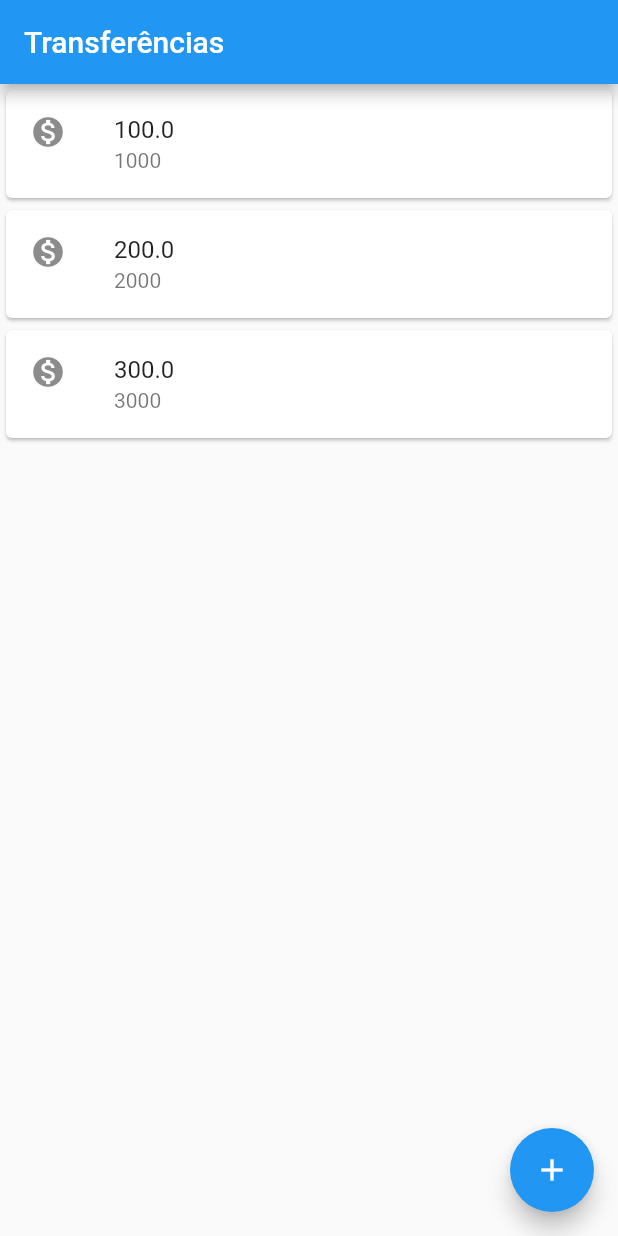
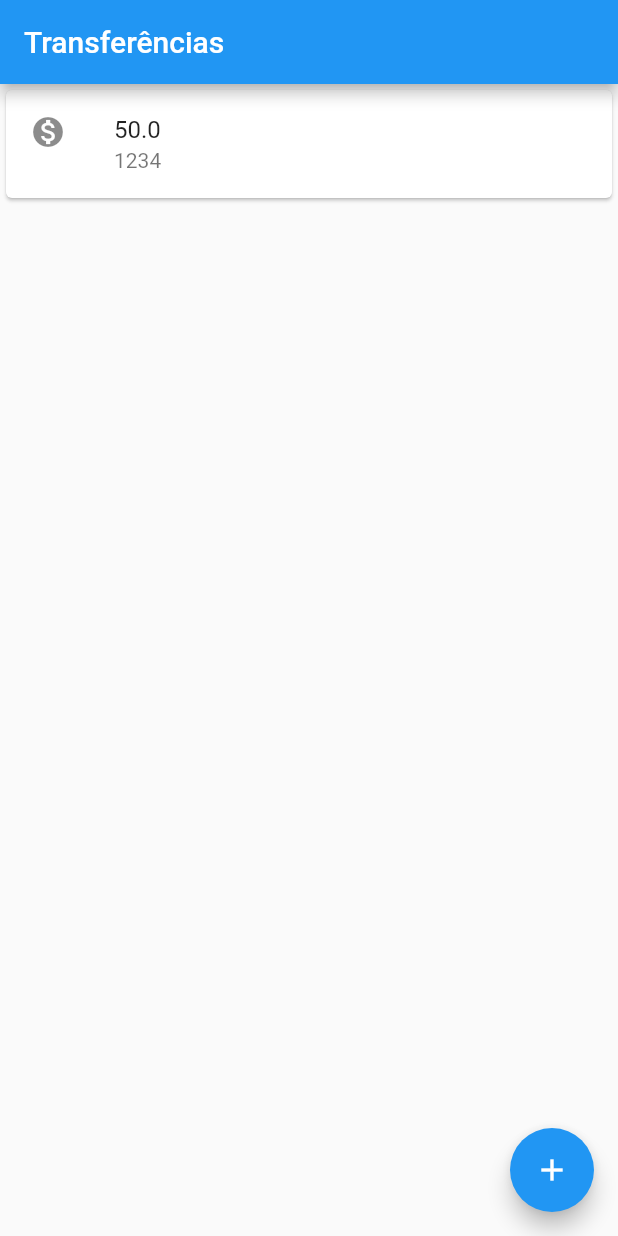
Before and after one commit to josuecamelo/bytebank_flutter, a Flutter app: the screen it shows after launch, on a phone screen of 412 x 824 dp. Run offline on Flutter 3.47's test engine with Material 2 defaults, Android fonts, the phone set to English and light mode, and no system bars.

```diff
--- a/lib/main.dart
+++ b/lib/main.dart
@@ -89,18 +89,21 @@ class Editor extends StatelessWidget {
 }
 
 class ListaTransferencias extends StatelessWidget {
+  final List<Transferencia> _transferencias = List();
+
   @override
   Widget build(BuildContext context) {
+    _transferencias.add(Transferencia(50, 1234));
     return Scaffold(
       appBar: AppBar(
         title: Text('Transferências'),
       ),
-      body: Column(
-        children: [
-          ItemTransferencia(Transferencia(100.00, 1000)),
-          ItemTransferencia(Transferencia(200.00, 2000)),
-          ItemTransferencia(Transferencia(300.00, 3000)),
-        ],
+      body: ListView.builder(
+        itemCount: _transferencias.length,
+        itemBuilder: (context, index) {
+          final transferencia = _transferencias[index];
+          return ItemTransferencia(transferencia);
+        },
       ),
       floatingActionButton: FloatingActionButton(
         onPressed: () {
@@ -111,6 +114,7 @@ class ListaTransferencias extends StatelessWidget {
           future.then((transferenciaRecebida) {
             debugPrint('Chegou no Then do Future');
             debugPrint('$transferenciaRecebida');
+            _transferencias.add(transferenciaRecebida);
           });
         },
         child: Icon(Icons.add),
```
